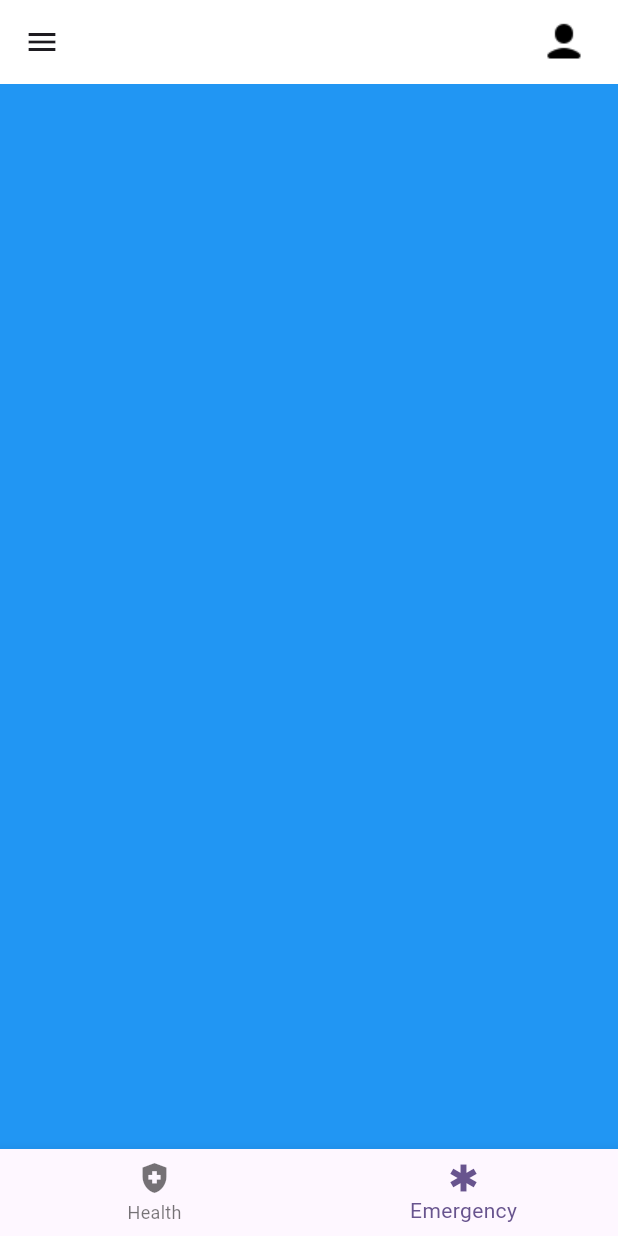
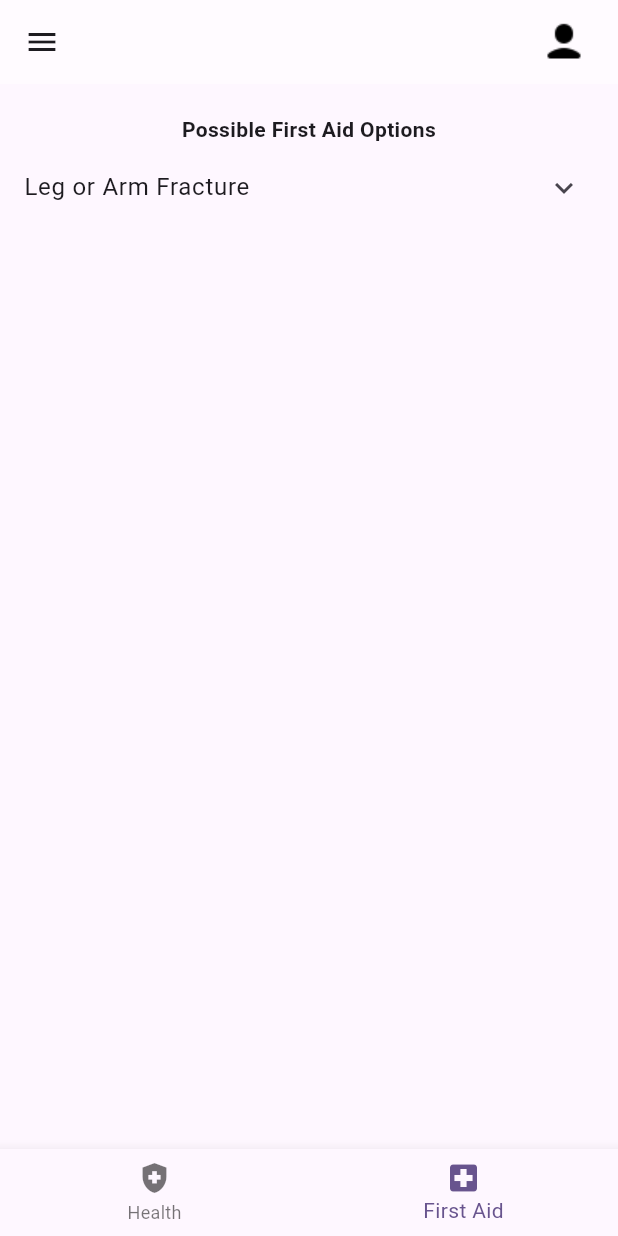
Before and after one commit to lythnaggayi/ResqueHQ, a Flutter app: the screen it shows after launch, item 2 of the bottom bar chosen, on a phone screen of 412 x 824 dp. Run offline on Flutter 3.47's test engine with Material 2 defaults, Android fonts, the phone set to English and light mode, and no system bars.

Commit message:
added navigation...somewhat

```diff
--- a/rescue_hq/lib/main.dart
+++ b/rescue_hq/lib/main.dart
@@ -30,7 +30,6 @@ class _MyHomePageState extends State<MyHomePage> {
   @override
   Widget build(BuildContext context) {
     return Scaffold(
-      backgroundColor: const Color.fromARGB(141, 255, 255, 255),
       appBar: AppBar(
         backgroundColor: const Color.fromARGB(141, 255, 255, 255),
         title: Row(
@@ -78,7 +77,26 @@ class _MyHomePageState extends State<MyHomePage> {
                 ]),
               )
             : Container(
-                color: Colors.blue,
+                child: Column(
+                  children: [
+                    const Padding(padding: EdgeInsets.all(10.0)),
+                    const Text(
+                      "Possible First Aid Options",
+                      textAlign: TextAlign.center,
+                      style: TextStyle(fontWeight: FontWeight.bold),
+                    ),
+                    ExpansionTile(
+                      title: const Text('Leg or Arm Fracture'),
+                      children: const <Widget>[
+                        ListTile(
+                          title: Text(
+                              "Stop any bleeding. Apply pressure to the wound with a sterile bandage, a clean cloth or a clean piece of clothing. \n\nImmobilize the injured area. Do not try to realign the bone or push a bone that's sticking out back in. If you've been trained in how to splint and professional help isn't readily available, apply a splint to the area above and below the fracture sites. Padding the splints can help reduce discomfort. \n\nApply ice packs to limit swelling and help relieve pain. Don't apply ice directly to the skin. Wrap the ice in a towel, piece of cloth or some other material. \n\nTreat for shock. If the person feels faint or is breathing in short, rapid breaths, lay the person down with the head slightly lower than the trunk and, if possible, elevate the legs."),
+                        ),
+                      ],
+                      onExpansionChanged: (bool expanded) {},
+                    ),
+                  ],
+                ),
               ),
       ),
       bottomNavigationBar: BottomNavigationBar(
@@ -88,9 +106,9 @@ class _MyHomePageState extends State<MyHomePage> {
             icon: Icon(Icons.health_and_safety),
           ),
           BottomNavigationBarItem(
-            label: 'Emergency',
-            icon: Icon(Icons.emergency),
-          ),
+            label: 'First Aid',
+            icon: Icon(Icons.local_hospital),
+          )
         ],
         currentIndex: _currentIndex,
         onTap: (int index) {
```
